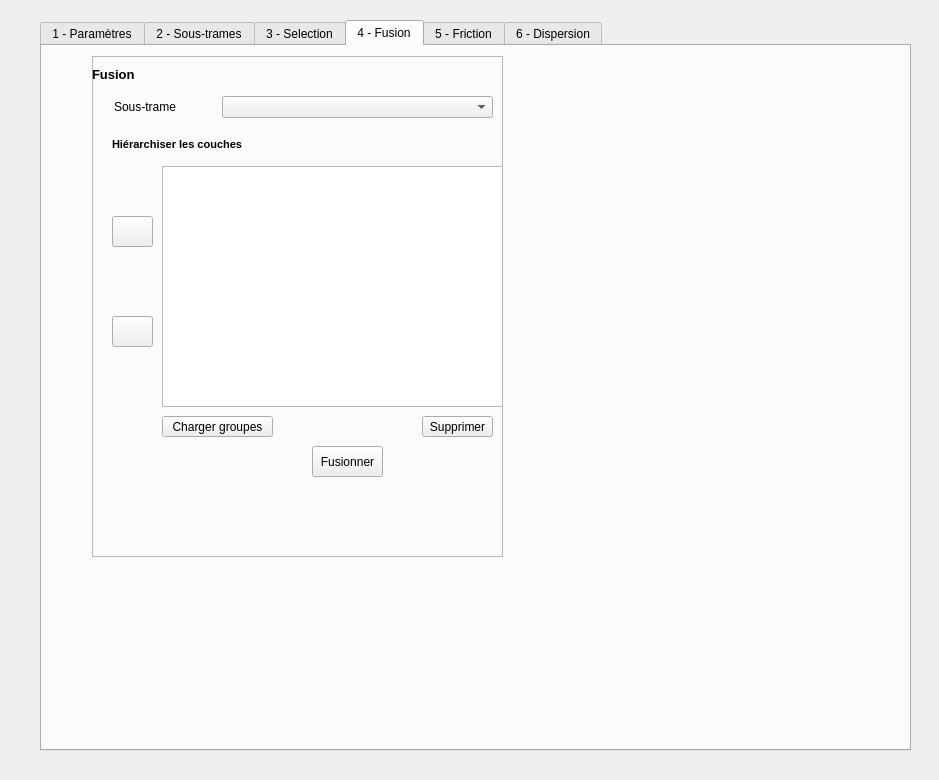
Old version of the form eco_cont_dialog_base.ui in the repository MathieuChailloux/BioDispersal.
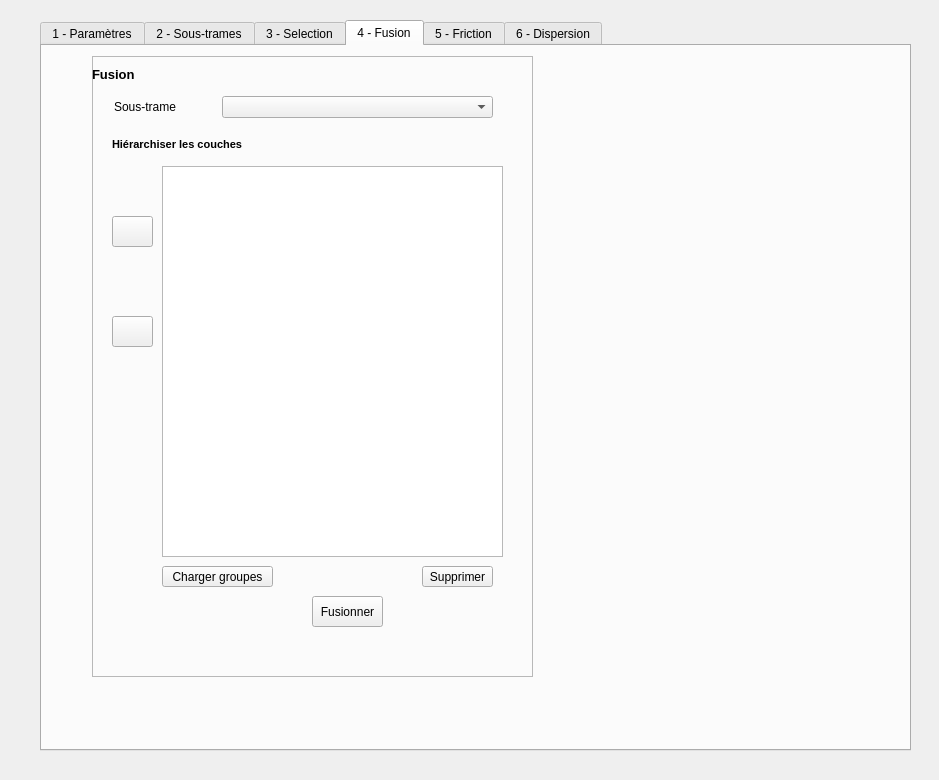
New version of the form. The open tabs and pages were chosen to show the change. Custom widgets are drawn as their Qt base class.

Patch:
```diff
--- a/eco_cont_dialog_base.ui
+++ b/eco_cont_dialog_base.ui
@@ -1401,8 +1401,8 @@
       <rect>
        <x>50</x>
        <y>10</y>
-       <width>411</width>
-       <height>501</height>
+       <width>441</width>
+       <height>621</height>
       </rect>
      </property>
      <property name="frameShape">
@@ -1415,7 +1415,7 @@
       <property name="geometry">
        <rect>
         <x>330</x>
-        <y>360</y>
+        <y>510</y>
         <width>71</width>
         <height>21</height>
        </rect>
@@ -1497,7 +1497,7 @@
       <property name="geometry">
        <rect>
         <x>70</x>
-        <y>360</y>
+        <y>510</y>
         <width>111</width>
         <height>21</height>
        </rect>
@@ -1512,7 +1512,7 @@
         <x>70</x>
         <y>110</y>
         <width>341</width>
-        <height>241</height>
+        <height>391</height>
        </rect>
       </property>
      </widget>
@@ -1520,7 +1520,7 @@
       <property name="geometry">
        <rect>
         <x>220</x>
-        <y>390</y>
+        <y>540</y>
         <width>71</width>
         <height>31</height>
        </rect>
```
Left out of the diff: 2 changed lines with no effect on the pictures.
